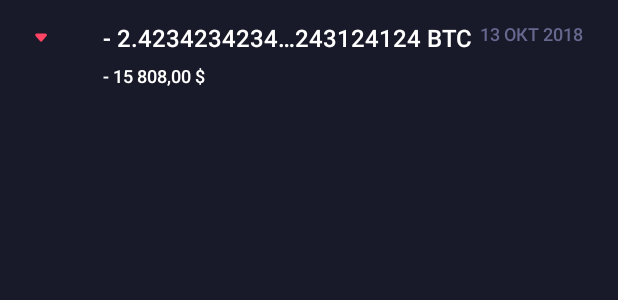
After one commit to aleksandrmozgovoi/LoftCoin, an Android app: the layout item_transaction.xml on its own in the app's theme, with its tools: preview values and no code run, on a phone screen of 412 x 824 dp. The commit adds this screen. Shown: the top 300 px of the screen. Run offline under Robolectric (Android 15) with nearby library versions, the phone set to English and light mode, and no system bars.

Commit message:
Homework 09 Added wallets random transactions.

```diff
--- a/app/src/main/java/ru/mozgovoy/loftcoin/data/db/Database.java
+++ b/app/src/main/java/ru/mozgovoy/loftcoin/data/db/Database.java
@@ -4,6 +4,8 @@ import java.util.List;
 
 import io.reactivex.Flowable;
 import ru.mozgovoy.loftcoin.data.db.model.CoinEntity;
+import ru.mozgovoy.loftcoin.data.db.model.Transaction;
+import ru.mozgovoy.loftcoin.data.db.model.TransactionModel;
 import ru.mozgovoy.loftcoin.data.db.model.Wallet;
 import ru.mozgovoy.loftcoin.data.db.model.WalletModel;
 
@@ -17,4 +19,8 @@ public interface Database {
     void saveWallet(Wallet wallet);
 
     Flowable<List<WalletModel>> getWallets();
+
+    void saveTransaction(List<Transaction> transactions);
+
+    Flowable<List<TransactionModel>> getTransactions(String walletId);
 }
--- a/app/src/main/java/ru/mozgovoy/loftcoin/data/db/room/AppDatabase.java
+++ b/app/src/main/java/ru/mozgovoy/loftcoin/data/db/room/AppDatabase.java
@@ -3,9 +3,10 @@ package ru.mozgovoy.loftcoin.data.db.room;
 import androidx.room.Database;
 import androidx.room.RoomDatabase;
 import ru.mozgovoy.loftcoin.data.db.model.CoinEntity;
+import ru.mozgovoy.loftcoin.data.db.model.Transaction;
 import ru.mozgovoy.loftcoin.data.db.model.Wallet;
 
-@Database(entities = {CoinEntity.class, Wallet.class}, version = 1)
+@Database(entities = {CoinEntity.class, Wallet.class, Transaction.class}, version = 1)
 public abstract class AppDatabase extends RoomDatabase {
     public abstract CoinDao coinDao();
 
--- a/app/src/main/java/ru/mozgovoy/loftcoin/screens/wallets/WalletsViewModel.java
+++ b/app/src/main/java/ru/mozgovoy/loftcoin/screens/wallets/WalletsViewModel.java
@@ -8,6 +8,7 @@ import androidx.annotation.NonNull;
 import androidx.lifecycle.AndroidViewModel;
 import androidx.lifecycle.LiveData;
 import ru.mozgovoy.loftcoin.data.db.model.CoinEntity;
+import ru.mozgovoy.loftcoin.data.db.model.TransactionModel;
 import ru.mozgovoy.loftcoin.data.db.model.WalletModel;
 
 abstract class WalletsViewModel extends AndroidViewModel {
@@ -24,11 +25,13 @@ abstract class WalletsViewModel extends AndroidViewModel {
 
     public abstract LiveData<List<WalletModel>> wallets();
 
+    public abstract LiveData<List<TransactionModel>> transactions();
+
     abstract void getWallets();
 
     abstract void onNewWalletClick();
 
     abstract void onCurrencySelected(CoinEntity coinEntity);
 
-
+    abstract void onWalletChanged(int position);
 }
--- /dev/null
+++ b/app/src/main/res/drawable/ic_transaction_expense.xml
@@ -0,0 +1,13 @@
+<?xml version="1.0" encoding="utf-8"?>
+<vector xmlns:android="http://schemas.android.com/apk/res/android"
+    android:width="8dp"
+    android:height="6dp"
+    android:viewportWidth="8"
+    android:viewportHeight="6">
+
+    <path
+        android:fillColor="#FF4464"
+        android:fillType="evenOdd"
+        android:strokeWidth="1"
+        android:pathData="M0.404 1.94A1 1 0 0 1 1.172 0.3h5.73a1 1 0 0 1 0.769 1.64L4.806 5.378a1 1 0 0 1-1.537 0L0.404 1.94z" />
+</vector>
--- /dev/null
+++ b/app/src/main/res/layout/item_transaction.xml
@@ -0,0 +1,55 @@
+<?xml version="1.0" encoding="utf-8"?>
+<RelativeLayout xmlns:android="http://schemas.android.com/apk/res/android"
+    xmlns:tools="http://schemas.android.com/tools"
+    android:layout_width="match_parent"
+    android:layout_height="wrap_content"
+    android:paddingStart="23dp"
+    android:paddingTop="14dp"
+    android:paddingEnd="23dp"
+    android:paddingBottom="14dp">
+
+    <TextView
+        android:id="@+id/transaction_date"
+        android:layout_width="wrap_content"
+        android:layout_height="wrap_content"
+        android:layout_alignParentEnd="true"
+        android:fontFamily="sans-serif-medium"
+        android:textAllCaps="true"
+        android:textColor="@color/secondary_text_color_dark"
+        android:textSize="12sp"
+        tools:text="13 окт 2018" />
+
+    <TextView
+        android:id="@+id/transaction_crypto_amount"
+        android:layout_width="match_parent"
+        android:layout_height="wrap_content"
+        android:layout_marginStart="45dp"
+        android:layout_toStartOf="@id/transaction_date"
+        android:ellipsize="middle"
+        android:fontFamily="sans-serif-medium"
+        android:singleLine="true"
+        android:textColor="@color/white"
+        android:textSize="16sp"
+        tools:text="- 2.42342342343124124214211241241243124124 BTC" />
+
+    <ImageView
+        android:id="@+id/transaction_icon"
+        android:layout_width="wrap_content"
+        android:layout_height="wrap_content"
+        android:layout_alignTop="@id/transaction_crypto_amount"
+        android:layout_alignBottom="@id/transaction_crypto_amount"
+        tools:src="@drawable/ic_transaction_expense" />
+
+    <TextView
+        android:id="@+id/transaction_fiat_amount"
+        android:layout_width="match_parent"
+        android:layout_height="wrap_content"
+        android:layout_below="@id/transaction_crypto_amount"
+        android:layout_marginStart="45dp"
+        android:layout_marginTop="6dp"
+        android:fontFamily="sans-serif-medium"
+        android:textColor="@color/white"
+        android:textSize="12sp"
+        tools:text="- 15 808,00 $" />
+
+</RelativeLayout>
```
Also changed, not shown: app/src/main/java/ru/mozgovoy/loftcoin/data/db/model/Transaction.java (added, +26 -0 lines), app/src/main/java/ru/mozgovoy/loftcoin/data/db/model/TransactionModel.java (added, +11 -0 lines), app/src/main/java/ru/mozgovoy/loftcoin/data/db/room/DatabaseImplRoom.java (+13 -0 lines), app/src/main/java/ru/mozgovoy/loftcoin/data/db/room/WalletDao.java (+8 -0 lines), app/src/main/java/ru/mozgovoy/loftcoin/screens/wallets/TransactionsAdapter.java (added, +138 -0 lines), app/src/main/java/ru/mozgovoy/loftcoin/screens/wallets/WalletsFragment.java (+18 -0 lines), app/src/main/java/ru/mozgovoy/loftcoin/screens/wallets/WalletsViewModelImpl.java (+55 -4 lines), app/src/main/res/drawable/ic_transaction_income.xml (added, +13 -0 lines).
